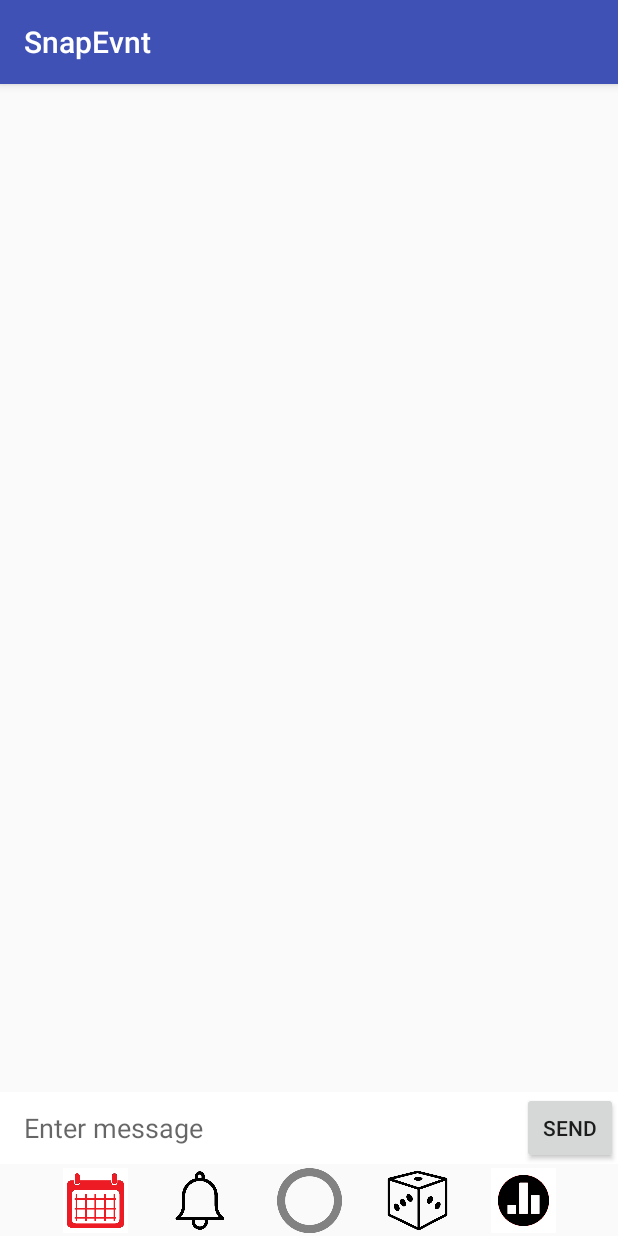
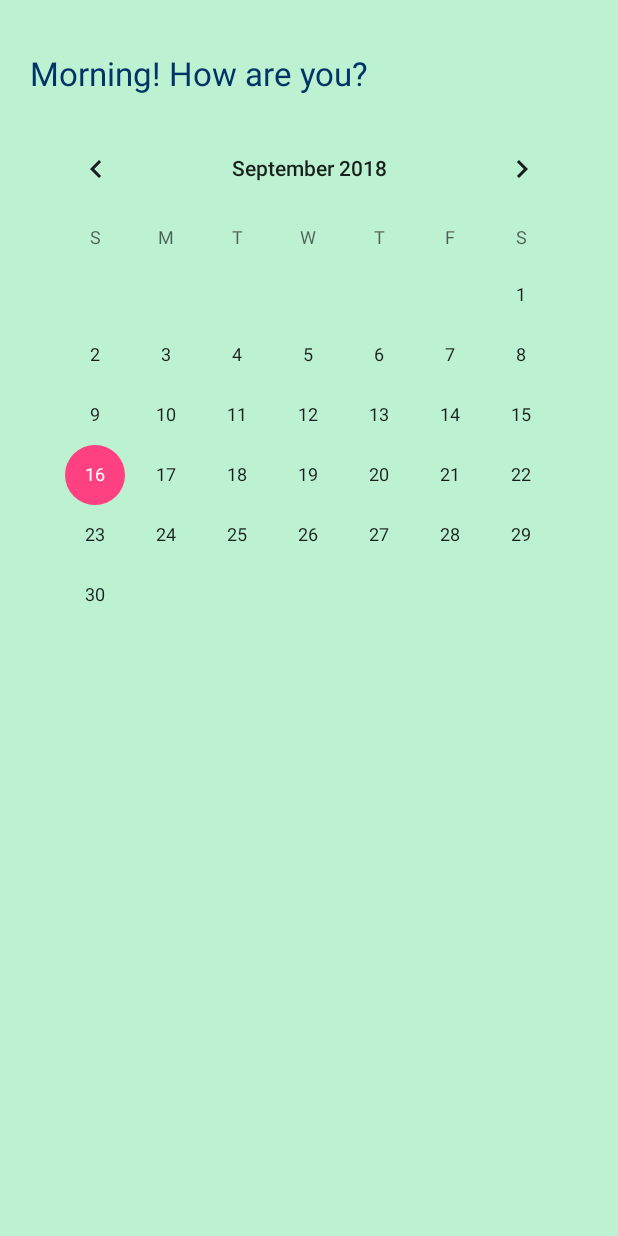
Before and after one commit to Muttsu/SnapEvnt, an Android app: the ChatActivity screen opened directly, with no data from a screen before it, after a tap on an icon or button, on a phone screen of 412 x 824 dp. Run offline under Robolectric (Android 15) with nearby library versions, the phone set to English and light mode, and no system bars; our stand-ins replace Firebase (no records; nobody signed in at launch, a user with empty details on screens opened directly).

Commit message:
added calendar

```diff
--- a/app/src/main/AndroidManifest.xml
+++ b/app/src/main/AndroidManifest.xml
@@ -2,7 +2,7 @@
 <manifest xmlns:android="http://schemas.android.com/apk/res/android"
     package="com.mooncakestudio.corridor.snapevnt">
 
-    <uses-permission android:name="android.permission.CAMERA"></uses-permission>
+    <uses-permission android:name="android.permission.CAMERA" />
     <uses-permission android:name="com.android.alarm.permission.SET_ALARM" />
 
     <application
@@ -28,7 +28,8 @@
             android:screenOrientation="portrait"
             android:theme="@style/AppTheme" />
         <activity android:name=".ChatActivity" />
-        <activity android:name=".NotificationsActivity"></activity>
+        <activity android:name=".NotificationsActivity" />
+        <activity android:name=".CalendarActivity"></activity>
     </application>
 
 </manifest>
--- /dev/null
+++ b/app/src/main/java/com/mooncakestudio/corridor/snapevnt/CalendarActivity.java
@@ -0,0 +1,59 @@
+package com.mooncakestudio.corridor.snapevnt;
+
+import android.app.Activity;
+import android.content.Intent;
+import android.os.Bundle;
+import android.widget.CalendarView;
+import android.widget.TextView;
+
+import java.text.SimpleDateFormat;
+import java.util.Calendar;
+
+public class CalendarActivity extends Activity {
+
+    CalendarView calendar;
+    TextView calendarGreetingTxt;
+
+    @Override
+    protected void onCreate(Bundle savedInstanceState) {
+        super.onCreate(savedInstanceState);
+        setContentView(R.layout.activity_calendar);
+
+        calendar = (CalendarView) findViewById(R.id.calendar);
+        calendarGreetingTxt = (TextView) findViewById(R.id.calendarGreetingTxt);
+
+        calendarGreetingTxt.setText(dayTime());
+
+        calendar.setOnDateChangeListener(new CalendarView.OnDateChangeListener() {
+            //show the selected date as a toast
+            @Override
+            public void onSelectedDayChange(CalendarView view, int year, int month, int day) {
+                Intent I = new Intent(CalendarActivity.this, MainGroups.class);
+                startActivity(I);
+            }
+        });
+    }
+
+    public String dayTime(){
+
+        String dayPeriod = "";
+        Calendar c = Calendar.getInstance();
+        SimpleDateFormat df = new SimpleDateFormat("HH");
+        String formattedDate = df.format(c.getTime());
+
+        int timeOfTheDay = Integer.parseInt(formattedDate);
+
+        if (timeOfTheDay >= 6 && timeOfTheDay < 12)
+            dayPeriod = "Morning! How are you?";
+        else if (timeOfTheDay >= 12 && timeOfTheDay < 17)
+            dayPeriod = "Good afternoon! Any plans?";
+        else if (timeOfTheDay >= 17 && timeOfTheDay < 20)
+            dayPeriod = "Good evening!";
+        else if (timeOfTheDay >= 20 || timeOfTheDay < 6)
+            dayPeriod = "Good Night! Sleep well.";
+        else
+            dayPeriod = "Hello, what are your plans?";
+
+        return dayPeriod;
+    }
+}
--- a/app/src/main/java/com/mooncakestudio/corridor/snapevnt/ChatActivity.java
+++ b/app/src/main/java/com/mooncakestudio/corridor/snapevnt/ChatActivity.java
@@ -126,9 +126,9 @@ public class ChatActivity extends AppCompatActivity {
         calendarBtn.setOnClickListener(new View.OnClickListener() {
             @Override
             public void onClick(View view) {
-                calendarBtn.setImageResource(R.drawable.calendarglow);
-                //Intent I = new Intent(ChatActivity.this, MainGroups.class);
-                //startActivity(I);
+                //calendarBtn.setImageResource(R.drawable.calendarglow);
+                Intent I = new Intent(ChatActivity.this, CalendarActivity.class);
+                startActivity(I);
 
             }
         });
--- /dev/null
+++ b/app/src/main/res/layout/activity_calendar.xml
@@ -0,0 +1,30 @@
+<?xml version="1.0" encoding="utf-8"?>
+<RelativeLayout xmlns:android="http://schemas.android.com/apk/res/android"
+    xmlns:app="http://schemas.android.com/apk/res-auto"
+    android:layout_width="match_parent"
+    android:layout_height="match_parent"
+    android:background="#BCF1D1"
+    android:orientation="vertical"
+    android:padding="20dp">
+
+    <TextView
+        android:id="@+id/calendarGreetingTxt"
+        android:layout_width="wrap_content"
+        android:layout_height="wrap_content"
+        android:layout_alignParentLeft="true"
+        android:layout_alignParentStart="true"
+        android:layout_marginTop="14dp"
+        android:text="Hello"
+        android:textColor="#003366"
+        android:textSize="22sp" />
+
+    <CalendarView
+        android:id="@+id/calendar"
+        android:layout_width="match_parent"
+        android:layout_height="match_parent"
+        android:layout_alignParentLeft="true"
+        android:layout_alignParentStart="true"
+        android:layout_below="@+id/calendarGreetingTxt"
+        android:layout_marginTop="15dp" />
+
+</RelativeLayout>
--- a/app/src/main/res/layout/activity_main_groups.xml
+++ b/app/src/main/res/layout/activity_main_groups.xml
@@ -15,6 +15,8 @@
         android:layout_alignParentLeft="true"
         android:layout_alignParentRight="true"
         android:layout_alignParentTop="true"
-        tools:ignore="UnknownId" />
+        tools:ignore="UnknownId" >
+
+    </ListView>
 
 </RelativeLayout>
```
Also changed, not shown: app/src/main/res/drawable/add.png.
